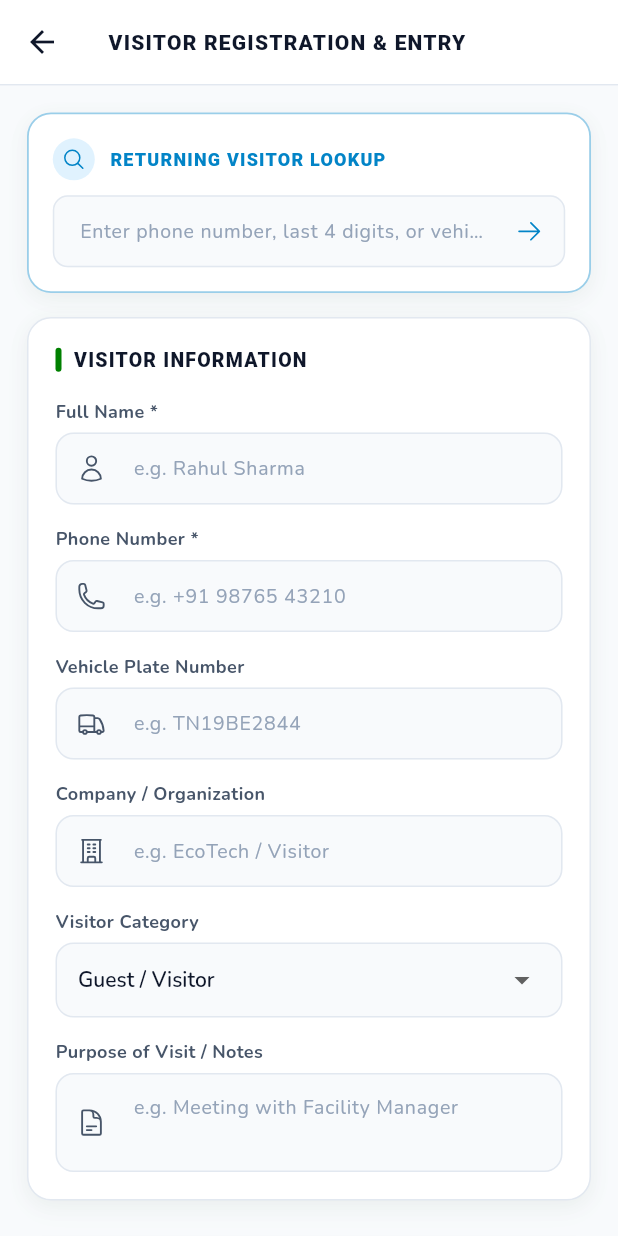
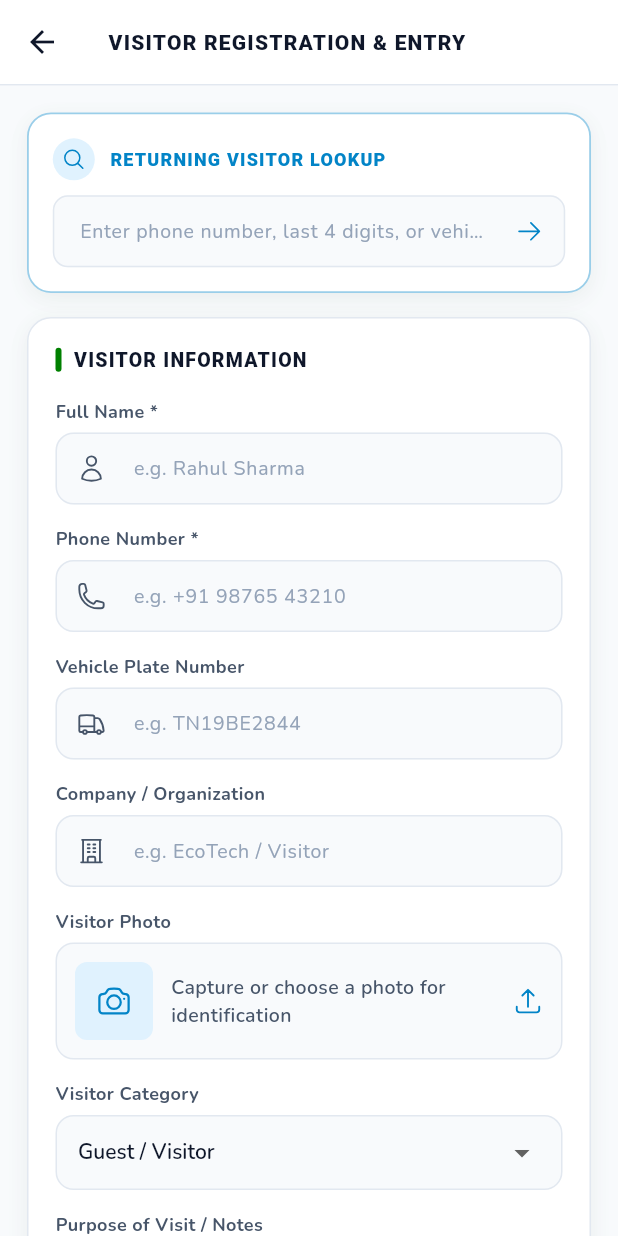
Before and after one commit to saravanan1442005/Visitor_app, a Flutter app: the VisitorEntryScreen screen opened directly, on a phone screen of 412 x 824 dp. Run offline on Flutter 3.47's test engine with Material 3 defaults, Android fonts, the phone set to English and light mode, and no system bars; our stand-ins replace google_fonts, heroicons, image_picker, shared_preferences; accounts and stored records are empty; network calls fail; statements that could not run were skipped.

Commit message:
feat: Enhance visitor registration and camera match functionality
- Updated camera_match_event.dart to include cameraId, eventType, and source fields.
- Modified guard_dashboard_screen.dart to handle entry and exit confirmations with cameraId and confidence.
- Added profile photo capture and selection feature in visitor_entry_screen.dart.
- Enhanced API service to support photo uploads during visitor registration.
- Improved camera match dialog to differentiate between entry and exit confirmations.
- Updated web/index.html to allow photo capture via camera and file selection.
- Updated local.properties for environment-specific SDK paths.
- Updated pubspec.yaml and pubspec.lock to include image_picker dependency for photo handling.

```diff
--- a/lib/models/camera_match_event.dart
+++ b/lib/models/camera_match_event.dart
@@ -3,10 +3,13 @@ import 'visitor.dart';
 class CameraMatchEvent {
   final String id;
   final Visitor visitor;
+  final int? cameraId;
   final String cameraName;
   final String gateLocation;
   final double confidence;
   final String matchType; // ANPR / PLATE, FACE RECOGNITION, RE-ID
+  final String eventType; // ENTRY or EXIT
+  final String source;
   final String? snapshotUrl;
   final DateTime timestamp;
   final bool isFrequentVisitor;
@@ -14,10 +17,13 @@ class CameraMatchEvent {
   CameraMatchEvent({
     required this.id,
     required this.visitor,
+    this.cameraId,
     this.cameraName = 'Gate 1 (Visitor Access)',
     this.gateLocation = 'North Gate Entrance',
     required this.confidence,
     required this.matchType,
+    this.eventType = 'ENTRY',
+    this.source = 'FACE',
     this.snapshotUrl,
     required this.timestamp,
     required this.isFrequentVisitor,
@@ -34,13 +40,45 @@ class CameraMatchEvent {
     return CameraMatchEvent(
       id: DateTime.now().millisecondsSinceEpoch.toString(),
       visitor: visitor,
+      cameraId: null,
       cameraName: cameraName,
       gateLocation: gateLocation,
       confidence: confidence,
       matchType: matchType,
+      eventType: 'ENTRY',
+      source: 'MANUAL',
       snapshotUrl: snapshotUrl,
       timestamp: DateTime.now(),
       isFrequentVisitor: visitor.isFrequentVisitor,
     );
   }
+
+  factory CameraMatchEvent.fromJson(
+    Map<String, dynamic> json, {
+    required String baseUrl,
+  }) {
+    final visitorJson = (json['visitor'] as Map?)?.cast<String, dynamic>() ?? <String, dynamic>{};
+    final snapshotPath = json['snapshot_path']?.toString();
+    return CameraMatchEvent(
+      id: json['id']?.toString() ??
+          '${json['camera_id'] ?? 0}-${json['visitor_id'] ?? 0}-${json['timestamp'] ?? DateTime.now().millisecondsSinceEpoch}',
+      visitor: Visitor.fromJson(visitorJson),
+      cameraId: json['camera_id'] is int
+          ? json['camera_id'] as int
+          : int.tryParse(json['camera_id']?.toString() ?? ''),
+      cameraName: json['camera_name']?.toString() ?? 'Visitor Camera',
+      gateLocation: json['gate_location']?.toString() ?? '',
+      confidence: (json['confidence'] as num?)?.toDouble() ?? 0,
+      matchType: json['match_type']?.toString() ?? 'FACE_INSIGHTFACE',
+      eventType: (json['event_type']?.toString() ?? 'ENTRY').toUpperCase(),
+      source: (json['source']?.toString() ?? 'FACE').toUpperCase(),
+      snapshotUrl: snapshotPath == null
+          ? null
+          : (snapshotPath.startsWith('http') ? snapshotPath : '$baseUrl/$snapshotPath'),
+      timestamp: DateTime.tryParse(json['timestamp']?.toString() ?? '') ?? DateTime.now(),
+      isFrequentVisitor: json['visitor'] is Map
+          ? visitorJson['total_visits'] is num && (visitorJson['total_visits'] as num) >= 2
+          : false,
+    );
+  }
 }
--- a/lib/screens/visitor_entry_screen.dart
+++ b/lib/screens/visitor_entry_screen.dart
@@ -1,6 +1,8 @@
 import 'package:flutter/material.dart';
+import 'dart:typed_data';
 import 'package:google_fonts/google_fonts.dart';
 import 'package:heroicons/heroicons.dart';
+import 'package:image_picker/image_picker.dart';
 import 'package:provider/provider.dart';
 import '../config/constants.dart';
 import '../models/visitor.dart';
@@ -29,6 +31,8 @@ class _VisitorEntryScreenState extends State<VisitorEntryScreen> {
   Visitor? _matchedReturningVisitor;
   bool _isSearching = false;
   bool _isSubmitting = false;
+  XFile? _profilePhoto;
+  Uint8List? _profilePhotoBytes;
 
   @override
   void initState() {
@@ -39,6 +43,27 @@ class _VisitorEntryScreenState extends State<VisitorEntryScreen> {
     if (query.trim().length < 3) {
       setState(() => _matchedReturningVisitor = null);
       return;
+    }
+
+    Future<void> _pickProfilePhoto() async {
+      final picker = ImagePicker();
+      final photo = await picker.pickImage(
+        source: ImageSource.camera,
+        maxWidth: 1200,
+        imageQuality: 85,
+      ) ?? await picker.pickImage(
+        source: ImageSource.gallery,
+        maxWidth: 1200,
+        imageQuality: 85,
+      );
+      if (photo == null) return;
+      final bytes = await photo.readAsBytes();
+      if (mounted) {
+        setState(() {
+          _profilePhoto = photo;
+          _profilePhotoBytes = bytes;
+        });
+      }
     }
 
     setState(() => _isSearching = true);
@@ -106,6 +131,9 @@ class _VisitorEntryScreenState extends State<VisitorEntryScreen> {
         company: _companyController.text.trim(),
         category: _selectedCategory,
         notes: _notesController.text.trim(),
+        profilePhotoPath: _profilePhoto?.path,
+        profilePhotoBytes: _profilePhotoBytes,
+        profilePhotoName: _profilePhoto?.name ?? 'visitor.jpg',
       );
 
       setState(() => _isSubmitting = false);
@@ -527,6 +555,77 @@ class _VisitorEntryScreenState extends State<VisitorEntryScreen> {
 
                     const SizedBox(height: 14),
 
+                    Text(
+                      'Visitor Photo',
+                      style: GoogleFonts.nunito(
+                        color: AppConstants.textSecondary,
+                        fontSize: 12,
+                        fontWeight: FontWeight.bold,
+                      ),
+                    ),
+                    const SizedBox(height: 6),
+                    InkWell(
+                      onTap: _pickProfilePhoto,
+                      borderRadius: BorderRadius.circular(12),
+                      child: Container(
+                        width: double.infinity,
+                        padding: const EdgeInsets.all(12),
+                        decoration: BoxDecoration(
+                          color: AppConstants.inputFill,
+                          borderRadius: BorderRadius.circular(12),
+                          border: Border.all(color: AppConstants.borderLight),
+                        ),
+                        child: Row(
+                          children: [
+                            if (_profilePhotoBytes != null)
+                              ClipRRect(
+                                borderRadius: BorderRadius.circular(8),
+                                child: Image.memory(
+                                  _profilePhotoBytes!,
+                                  width: 52,
+                                  height: 52,
+                                  fit: BoxFit.cover,
+                                ),
+                              )
+                            else
+                              Container(
+                                width: 52,
+                                height: 52,
+                                decoration: BoxDecoration(
+                                  color: AppConstants.blueLight,
+                                  borderRadius: BorderRadius.circular(8),
+                                ),
+                                child: const HeroIcon(
+                                  HeroIcons.camera,
+                                  color: AppConstants.accentBlue,
+                                  size: 24,
+                                ),
+                              ),
+                            const SizedBox(width: 12),
+                            Expanded(
+                              child: Text(
+                                _profilePhoto == null
+                                    ? 'Capture or choose a photo for identification'
+                                    : 'Photo selected — tap to replace',
+                                style: GoogleFonts.nunito(
+                                  color: AppConstants.textSecondary,
+                                  fontSize: 13,
+                                  fontWeight: FontWeight.w600,
+                                ),
+                              ),
+                            ),
+                            const HeroIcon(
+                              HeroIcons.arrowUpTray,
+                              color: AppConstants.accentBlue,
+                              size: 20,
+                            ),
+                          ],
+                        ),
+                      ),
+                    ),
+
+                    const SizedBox(height: 14),
+
                     // Category Dropdown
                     Text(
                       'Visitor Category',
--- a/pubspec.yaml
+++ b/pubspec.yaml
@@ -17,6 +17,7 @@ dependencies:
   uuid: ^4.3.3
   google_fonts: ^6.3.2
   heroicons: ^0.11.0
+  image_picker: ^1.1.2
 
 dev_dependencies:
   flutter_test:
```
Also changed, not shown: lib/screens/guard_dashboard_screen.dart (+29 -3 lines), lib/services/api_service.dart (+83 -19 lines), lib/widgets/camera_match_dialog.dart (+16 -3 lines), pubspec.lock, 5 other files.
